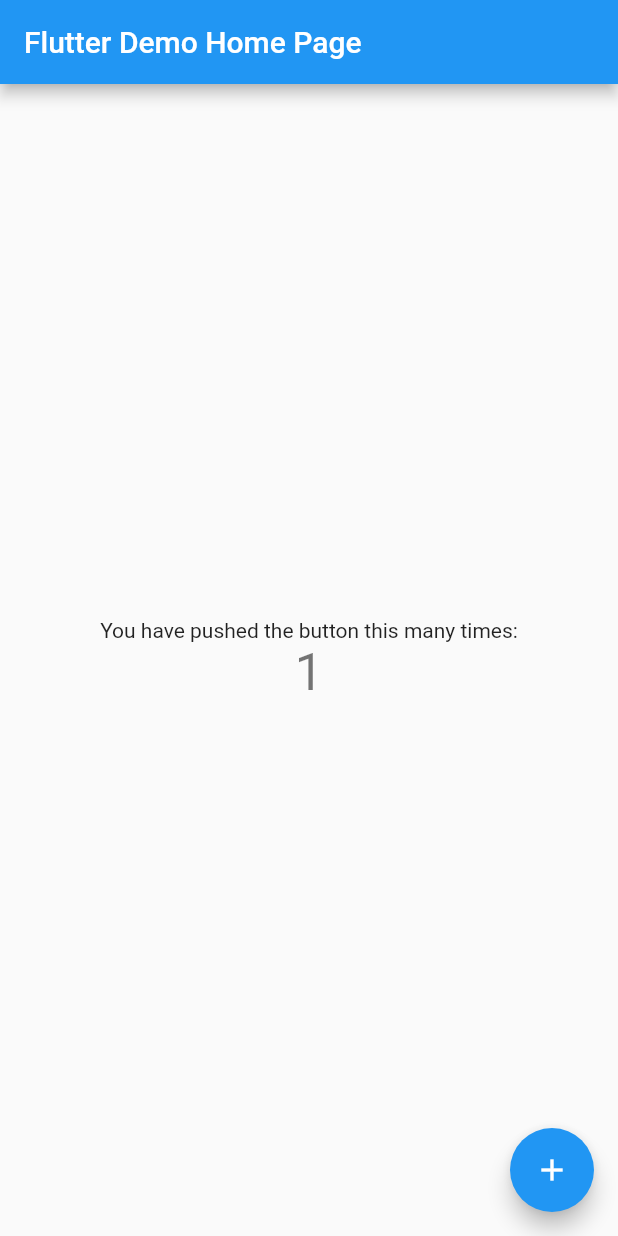
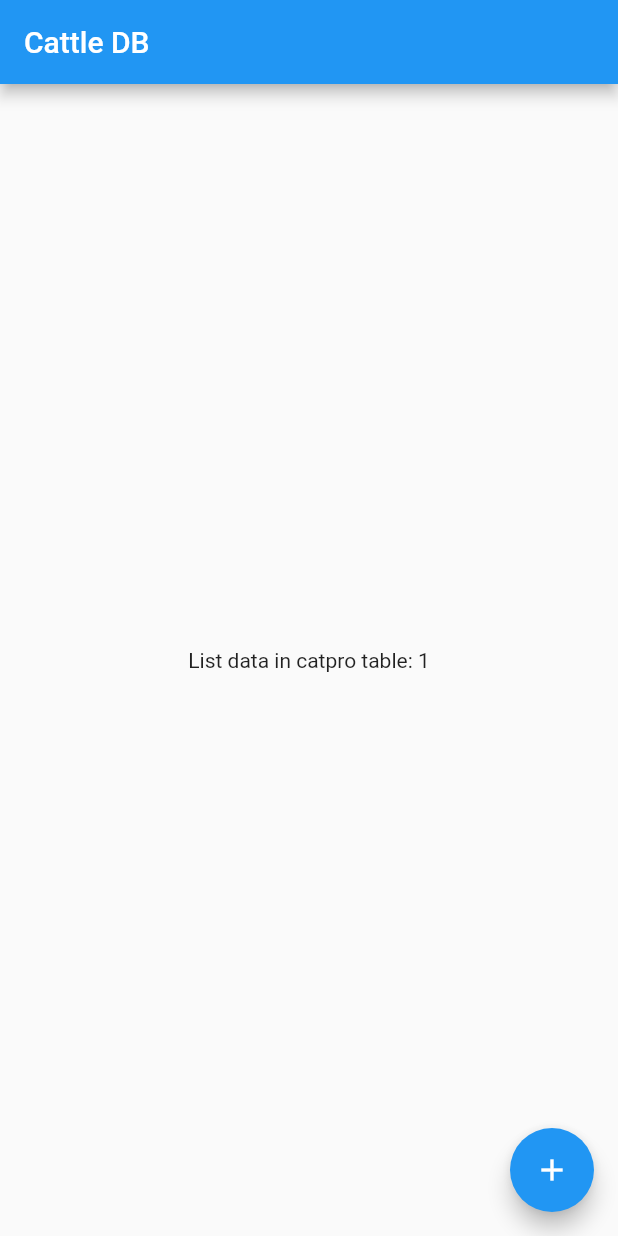
Before and after one commit to tawatchai7034/cattleDB, a Flutter app: the screen it shows after launch, after a tap on the "add" icon, on a phone screen of 412 x 824 dp. Run offline on Flutter 3.47's test engine with Material 2 defaults, Android fonts, the phone set to English and light mode, and no system bars; our stand-ins replace sqflite; accounts and stored records are empty.

Commit message:
catpro table can insert list data

```diff
--- a/lib/main.dart
+++ b/lib/main.dart
@@ -1,3 +1,4 @@
+import 'package:cattle_db/screens/catPro_screen.dart';
 import 'package:flutter/material.dart';
 
 void main() {
@@ -7,109 +8,14 @@
 class MyApp extends StatelessWidget {
   const MyApp({Key? key}) : super(key: key);
 
-  // This widget is the root of your application.
   @override
   Widget build(BuildContext context) {
     return MaterialApp(
       title: 'Flutter Demo',
       theme: ThemeData(
-        // This is the theme of your application.
-        //
-        // Try running your application with "flutter run". You'll see the
-        // application has a blue toolbar. Then, without quitting the app, try
-        // changing the primarySwatch below to Colors.green and then invoke
-        // "hot reload" (press "r" in the console where you ran "flutter run",
-        // or simply save your changes to "hot reload" in a Flutter IDE).
-        // Notice that the counter didn't reset back to zero; the application
-        // is not restarted.
         primarySwatch: Colors.blue,
       ),
-      home: const MyHomePage(title: 'Flutter Demo Home Page'),
+      home: const CatProScreen(),
     );
   }
 }
-
-class MyHomePage extends StatefulWidget {
-  const MyHomePage({Key? key, required this.title}) : super(key: key);
-
-  // This widget is the home page of your application. It is stateful, meaning
-  // that it has a State object (defined below) that contains fields that affect
-  // how it looks.
-
-  // This class is the configuration for the state. It holds the values (in this
-  // case the title) provided by the parent (in this case the App widget) and
-  // used by the build method of the State. Fields in a Widget subclass are
-  // always marked "final".
-
-  final String title;
-
-  @override
-  State<MyHomePage> createState() => _MyHomePageState();
-}
-
-class _MyHomePageState extends State<MyHomePage> {
-  int _counter = 0;
-
-  void _incrementCounter() {
-    setState(() {
-      // This call to setState tells the Flutter framework that something has
-      // changed in this State, which causes it to rerun the build method below
-      // so that the display can reflect the updated values. If we changed
-      // _counter without calling setState(), then the build method would not be
-      // called again, and so nothing would appear to happen.
-      _counter++;
-    });
-  }
-
-  @override
-  Widget build(BuildContext context) {
-    // This method is rerun every time setState is called, for instance as done
-    // by the _incrementCounter method above.
-    //
-    // The Flutter framework has been optimized to make rerunning build methods
-    // fast, so that you can just rebuild anything that needs updating rather
-    // than having to individually change instances of widgets.
-    return Scaffold(
-      appBar: AppBar(
-        // Here we take the value from the MyHomePage object that was created by
-        // the App.build method, and use it to set our appbar title.
-        title: Text(widget.title),
-      ),
-      body: Center(
-        // Center is a layout widget. It takes a single child and positions it
-        // in the middle of the parent.
-        child: Column(
-          // Column is also a layout widget. It takes a list of children and
-          // arranges them vertically. By default, it sizes itself to fit its
-          // children horizontally, and tries to be as tall as its parent.
-          //
-          // Invoke "debug painting" (press "p" in the console, choose the
-          // "Toggle Debug Paint" action from the Flutter Inspector in Android
-          // Studio, or the "Toggle Debug Paint" command in Visual Studio Code)
-          // to see the wireframe for each widget.
-          //
-          // Column has various properties to control how it sizes itself and
-          // how it positions its children. Here we use mainAxisAlignment to
-          // center the children vertically; the main axis here is the vertical
-          // axis because Columns are vertical (the cross axis would be
-          // horizontal).
-          mainAxisAlignment: MainAxisAlignment.center,
-          children: <Widget>[
-            const Text(
-              'You have pushed the button this many times:',
-            ),
-            Text(
-              '$_counter',
-              style: Theme.of(context).textTheme.headline4,
-            ),
-          ],
-        ),
-      ),
-      floatingActionButton: FloatingActionButton(
-        onPressed: _incrementCounter,
-        tooltip: 'Increment',
-        child: const Icon(Icons.add),
-      ), // This trailing comma makes auto-formatting nicer for build methods.
-    );
-  }
-}
--- /dev/null
+++ b/lib/screens/catPro_screen.dart
@@ -0,0 +1,66 @@
+import 'package:cattle_db/db/dbHelper.dart';
+import 'package:cattle_db/models/catPro.dart';
+import 'package:flutter/material.dart';
+
+class CatProScreen extends StatefulWidget {
+  const CatProScreen({Key? key}) : super(key: key);
+
+  @override
+  State<CatProScreen> createState() => _CatProScreenState();
+}
+
+class _CatProScreenState extends State<CatProScreen> {
+  late List<CatPro> catPros;
+  bool isLoading = false;
+
+  @override
+  void initState() {
+    super.initState();
+
+    refreshCatPro();
+  }
+
+  @override
+  void dispose() {
+    CattleDB.instance.close();
+
+    super.dispose();
+  }
+
+  Future refreshCatPro() async {
+    setState(() => isLoading = true);
+
+    this.catPros = await CattleDB.instance.readAllCatPro();
+
+    setState(() => isLoading = false);
+  }
+
+  @override
+  Widget build(BuildContext context) {
+    return Scaffold(
+        appBar: AppBar(title: Text("Cattle DB")),
+        body: Center(
+          child: isLoading
+              ? CircularProgressIndicator()
+              : catPros.isEmpty
+                  ? Text(
+                      'No Notes',
+                      style: TextStyle(color: Colors.white, fontSize: 24),
+                    )
+                  : Text("List data in catpro table: ${catPros.length}"),
+        ),
+        floatingActionButton: FloatingActionButton(
+          onPressed: () {
+            final cattlePro =
+                CatPro(name: "catll01", gender: true, species: "Brahman");
+            CattleDB.instance.createCatPro(cattlePro).then((value) {
+              print("Add data completed.");
+              refreshCatPro();
+            });
+          },
+          child: Icon(Icons.add),
+        ));
+  }
+
+
+}
```
Also changed, not shown: lib/db/dbHelper.dart (+48 -29 lines).
